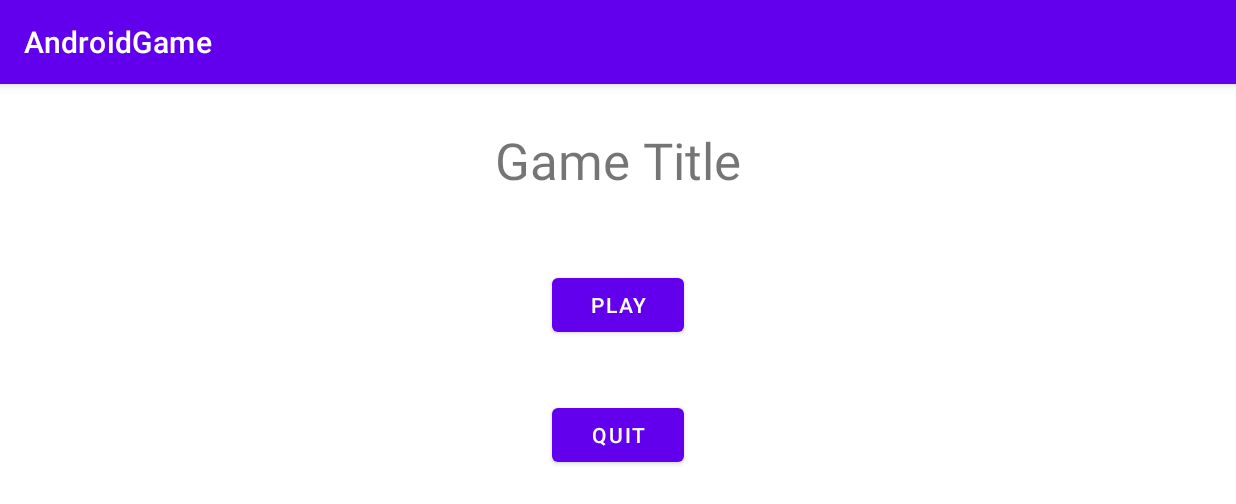
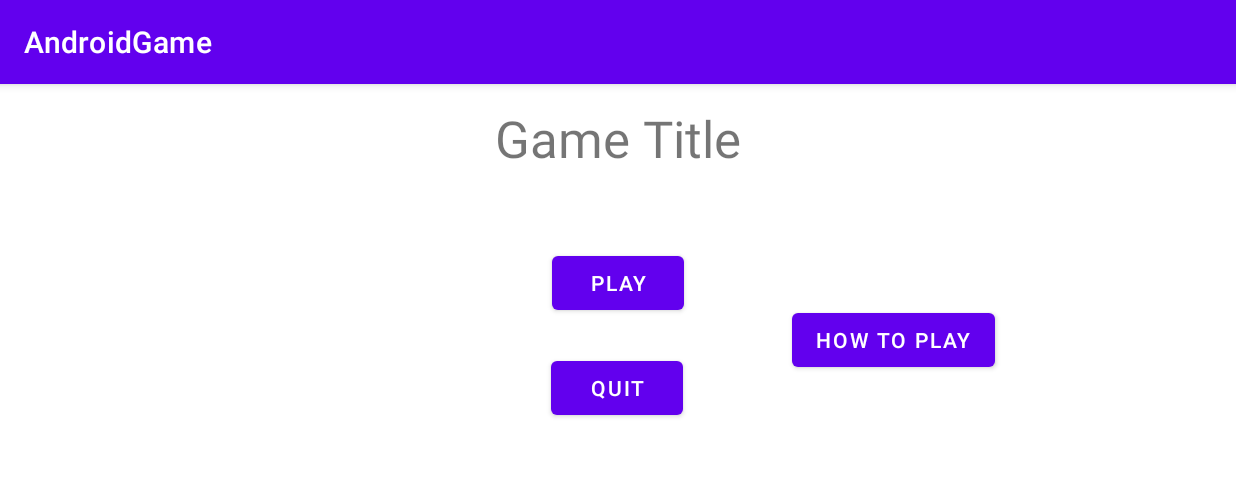
Before and after one commit to Islamjdallali/AndroidGame, an Android app: the screen it shows after launch (MainActivity), on a phone screen of 824 x 412 dp (held sideways). Shown: the top 504 px of the screen. Run offline under Robolectric (Android 15) with nearby library versions, the phone set to English and light mode, and no system bars.

Commit message:
added howtoplay section

```diff
--- a/app/src/main/AndroidManifest.xml
+++ b/app/src/main/AndroidManifest.xml
@@ -14,7 +14,8 @@
         tools:targetApi="31">
         <activity
             android:name=".HowToPlayActivity"
-            android:exported="false">
+            android:exported="false"
+            android:screenOrientation="landscape">
             <meta-data
                 android:name="android.app.lib_name"
                 android:value="" />
--- a/app/src/main/res/layout/activity_main.xml
+++ b/app/src/main/res/layout/activity_main.xml
@@ -17,20 +17,7 @@
         app:layout_constraintEnd_toEndOf="parent"
         app:layout_constraintStart_toStartOf="parent"
         app:layout_constraintTop_toTopOf="parent"
-        app:layout_constraintVertical_bias="0.09" />
-
-    <Button
-        android:id="@+id/button3"
-        android:layout_width="wrap_content"
-        android:layout_height="wrap_content"
-        android:layout_marginTop="50dp"
-        android:layout_marginBottom="109dp"
-        android:text="Quit"
-        android:onClick="QuitGame"
-        app:layout_constraintBottom_toBottomOf="parent"
-        app:layout_constraintEnd_toEndOf="parent"
-        app:layout_constraintStart_toStartOf="parent"
-        app:layout_constraintTop_toBottomOf="@+id/button2" />
+        app:layout_constraintVertical_bias="0.043" />
 
     <Button
         android:id="@+id/button2"
@@ -43,4 +30,28 @@
         app:layout_constraintStart_toStartOf="parent"
         app:layout_constraintTop_toBottomOf="@+id/textView" />
 
+    <Button
+        android:id="@+id/button"
+        android:layout_width="wrap_content"
+        android:layout_height="wrap_content"
+        android:layout_marginTop="120dp"
+        android:onClick="QuitGame"
+        android:text="Quit"
+        app:layout_constraintEnd_toEndOf="parent"
+        app:layout_constraintHorizontal_bias="0.499"
+        app:layout_constraintStart_toStartOf="parent"
+        app:layout_constraintTop_toBottomOf="@+id/textView" />
+
+    <Button
+        android:id="@+id/button3"
+        android:layout_width="wrap_content"
+        android:layout_height="wrap_content"
+        android:layout_marginTop="88dp"
+        android:onClick="LaunchHowToPlayActivity"
+        android:text="How to play"
+        app:layout_constraintEnd_toEndOf="parent"
+        app:layout_constraintHorizontal_bias="0.767"
+        app:layout_constraintStart_toStartOf="parent"
+        app:layout_constraintTop_toBottomOf="@+id/textView" />
+
 </androidx.constraintlayout.widget.ConstraintLayout>
```
Also changed, not shown: app/src/main/java/tees/ac/uk/mgd/w9090951/example/androidgame/HowToPlayActivity.java (+7 -0 lines), app/src/main/res/layout/activity_how_to_play.xml (+22 -12 lines).
